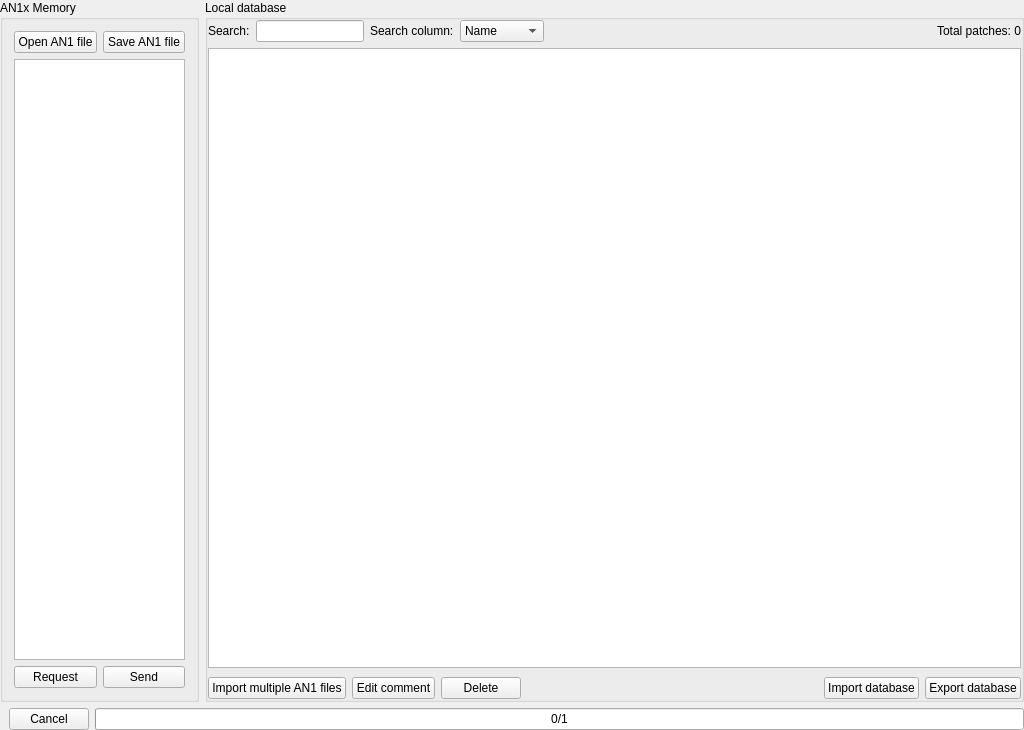
thefinalcutbg/QAN1xEditor, file src/View/Browser.ui: the form before one commit.
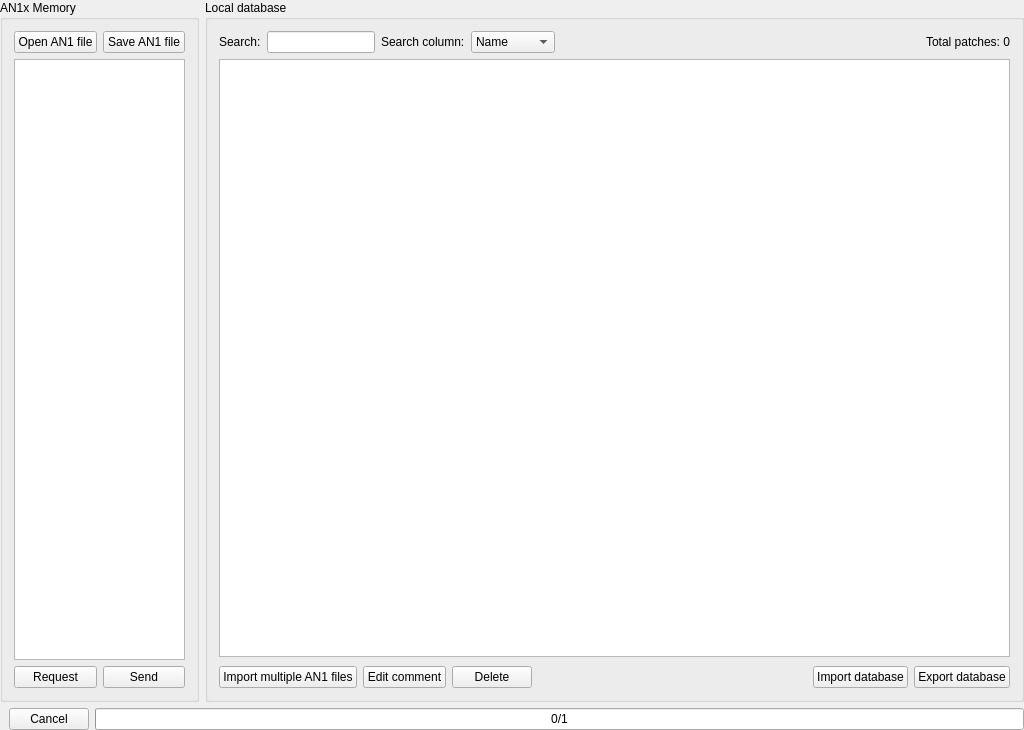
The form after the commit. Custom widgets are drawn as their Qt base class.

Commit message: Browser.ui update. Sqlite3 shell file removed from include.zip

What changed in the file:
```diff
--- a/src/View/Browser.ui
+++ b/src/View/Browser.ui
@@ -131,18 +131,6 @@
         <string>Local database</string>
        </property>
        <layout class="QVBoxLayout" name="verticalLayout">
-        <property name="leftMargin">
-         <number>0</number>
-        </property>
-        <property name="topMargin">
-         <number>0</number>
-        </property>
-        <property name="rightMargin">
-         <number>0</number>
-        </property>
-        <property name="bottomMargin">
-         <number>0</number>
-        </property>
         <item>
          <layout class="QHBoxLayout" name="horizontalLayout">
           <item>
```
The commit also changes 1 other file.
